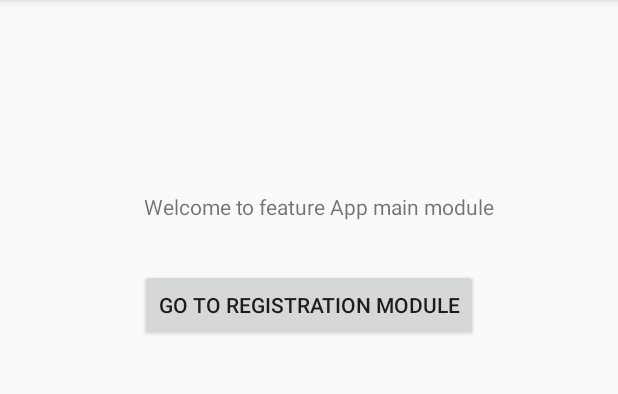
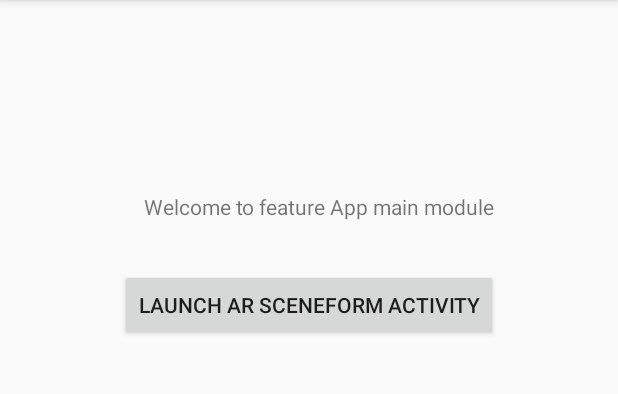
Before and after one commit to mrunal-upadhyay/sceneform_dynamic_feature, an Android app: the screen it shows after launch (MainActivity), on a phone screen of 412 x 824 dp, the part 84-478 px from its top. Run offline under Robolectric (Android 15) with nearby library versions, the phone set to English and light mode, and no system bars; libraries missing offline, so code that uses them is left out: com.google.android.play; 4 statements that could not run were skipped.

Commit message:
Initial Commit

```diff
--- a/app/src/main/java/com/acedev/dynamicfeature/MainActivity.kt
+++ b/app/src/main/java/com/acedev/dynamicfeature/MainActivity.kt
@@ -13,8 +13,8 @@ import com.google.android.play.core.splitinstall.SplitInstallStateUpdatedListene
 import com.google.android.play.core.splitinstall.model.SplitInstallSessionStatus
 
 private const val TAG = "DynamicFeatures"
-private const val PACKAGE_NAME = "com.acedev.dynamicfeature.registration"
-private const val REGISTRATION_SAMPLE_CLASSNAME = "$PACKAGE_NAME.RegistrationActivity"
+private const val PACKAGE_NAME = "com.acedev.dynamicfeature.sceneform_dynamic_module"
+private const val AR_SAMPLE_CLASSNAME = "$PACKAGE_NAME.ArActivity"
 private const val CONFIRMATION_REQUEST_CODE = 1
 
 class MainActivity : BaseSplitActivity() {
@@ -150,14 +150,14 @@ class MainActivity : BaseSplitActivity() {
 
         // Load and install the requested feature module.
         manager.startInstall(request)
-        toastAndLog("Starting install for"+name)
+        toastAndLog("Starting install for$name")
         //updateProgressMessage(getString(R.string.starting_install_for, name))
     }
 
     private fun onSuccessfulLoad(moduleName: String, launch: Boolean) {
         if (launch) {
             when (moduleName) {
-                moduleSceneform -> launchActivity(REGISTRATION_SAMPLE_CLASSNAME)
+                moduleSceneform -> launchActivity(AR_SAMPLE_CLASSNAME)
                 moduleFragment -> showFragment()
             }
         }
--- a/app/src/main/res/layout/activity_main.xml
+++ b/app/src/main/res/layout/activity_main.xml
@@ -19,7 +19,7 @@
             app:layout_constraintHorizontal_bias="0.538"
             app:layout_constraintVertical_bias="0.171"/>
     <Button
-            android:text="Go to Registration module"
+            android:text="Launch AR Sceneform Activity"
             android:layout_width="wrap_content"
             android:layout_height="wrap_content"
             app:layout_constraintStart_toStartOf="parent"
--- a/sceneform_dynamic_module/src/main/AndroidManifest.xml
+++ b/sceneform_dynamic_module/src/main/AndroidManifest.xml
@@ -16,7 +16,7 @@
     </dist:module>
 
     <application>
-        <activity android:name="com.acedev.dynamicfeature.sceneform_dynamic_module.RegistrationActivity"
+        <activity android:name="com.acedev.dynamicfeature.sceneform_dynamic_module.ArActivity"
             android:exported="true"/>
 
         <!-- Indicates whether "Google Play Services for AR" (ARCore) is "required" or "optional". -->
--- a/sceneform_dynamic_module/src/main/java/com/acedev/dynamicfeature/sceneform_dynamic_module/RegistrationArFragment.kt
+++ b/sceneform_dynamic_module/src/main/java/com/acedev/dynamicfeature/sceneform_dynamic_module/ArFragment.kt
@@ -5,10 +5,9 @@ import android.view.LayoutInflater
 import android.view.View
 import android.view.ViewGroup
 import androidx.fragment.app.Fragment
-import com.acedev.dynamicfeature.registration.R
 
 
-class RegistrationArFragment : Fragment() {
+class ArFragment : Fragment() {
 
     override fun onCreateView(inflater: LayoutInflater, container: ViewGroup?, savedInstanceState: Bundle?): View? {
         return inflater.inflate(R.layout.reg_ar_fragment, container, false)
--- a/sceneform_dynamic_module/src/main/res/layout/reg_main_activity.xml
+++ b/sceneform_dynamic_module/src/main/res/layout/reg_main_activity.xml
@@ -4,7 +4,7 @@
                                                    android:layout_height="match_parent">
 
     <TextView
-            android:text="Welcome to Registration Activity"
+            android:text="Welcome to ArActivity"
             android:layout_width="wrap_content"
             android:layout_height="wrap_content"
             android:id="@+id/textView" app:layout_constraintEnd_toEndOf="parent" android:layout_marginEnd="8dp"
```
Also changed, not shown: sceneform_dynamic_module/src/main/java/com/acedev/dynamicfeature/sceneform_dynamic_module/ArActivity.kt (added, +13 -0 lines), sceneform_dynamic_module/src/main/java/com/acedev/dynamicfeature/sceneform_dynamic_module/RegistrationActivity.kt (deleted, +0 -22 lines).
